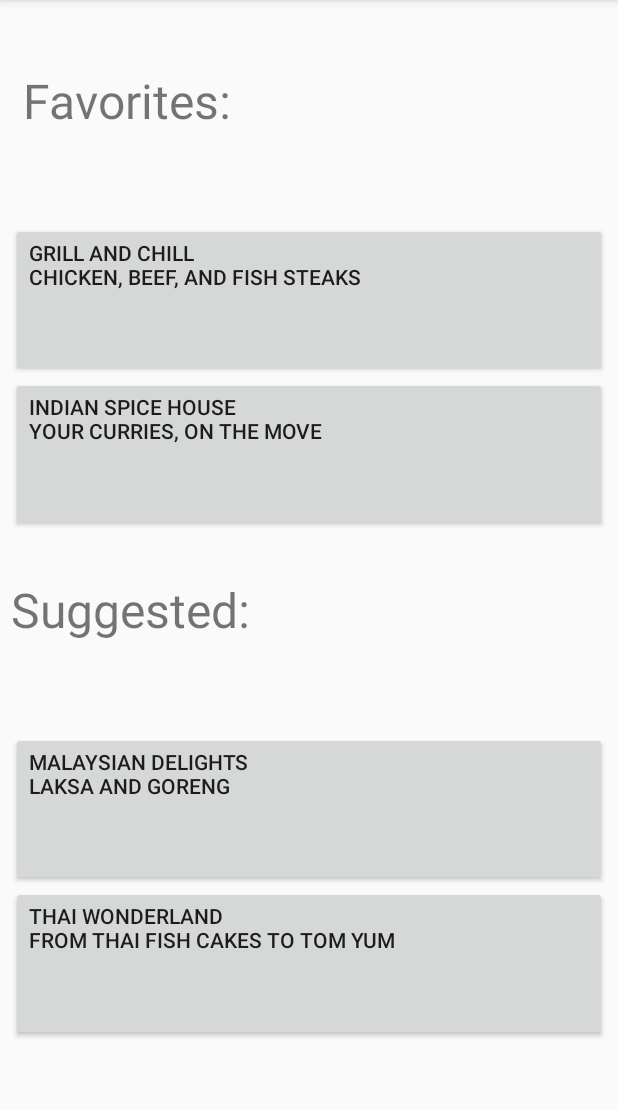
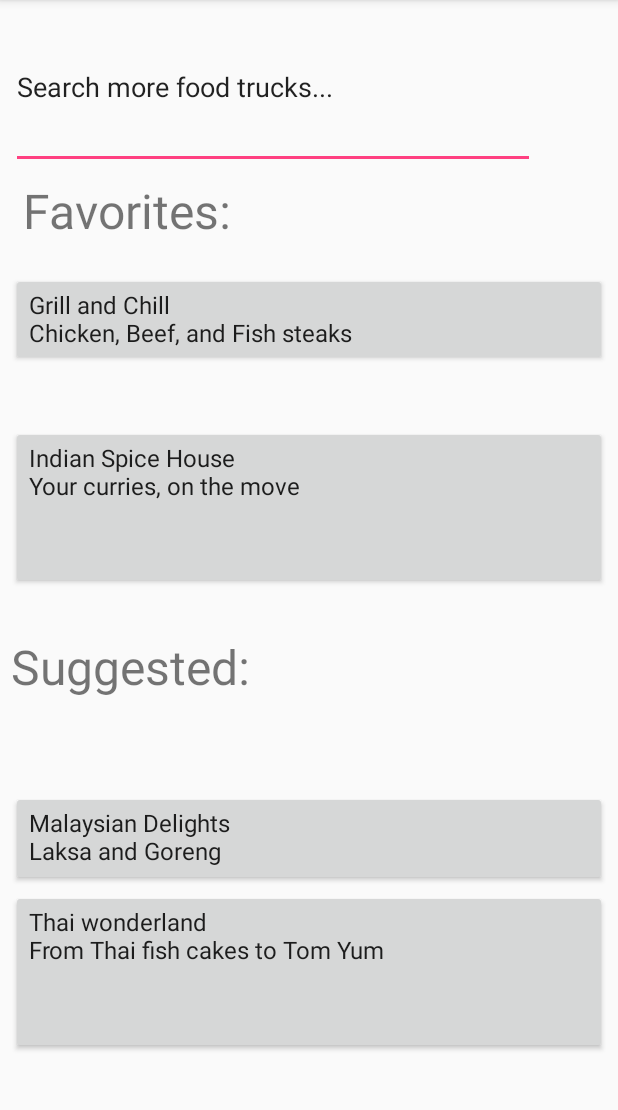
Before and after one commit to Complexia/FoodTrucker, an Android app: the screen it shows after launch (MainActivity), on a phone screen of 412 x 824 dp, the part 84-1194 px from its top. Run offline under Robolectric (Android 15) with nearby library versions, the phone set to English and light mode, and no system bars.

Commit message:
Second commit from RMIT 13/08

```diff
--- a/app/src/main/AndroidManifest.xml
+++ b/app/src/main/AndroidManifest.xml
@@ -16,6 +16,7 @@
                 <category android:name="android.intent.category.LAUNCHER" />
             </intent-filter>
         </activity>
+        <activity android:name=".Activity1"></activity>
     </application>
 
 </manifest>
--- /dev/null
+++ b/app/src/main/java/com/example/s3399752/foodtrucker/Activity1.java
@@ -0,0 +1,13 @@
+package com.example.s3399752.foodtrucker;
+
+import android.support.v7.app.AppCompatActivity;
+import android.os.Bundle;
+
+public class Activity1 extends AppCompatActivity {
+
+    @Override
+    protected void onCreate(Bundle savedInstanceState) {
+        super.onCreate(savedInstanceState);
+        setContentView(R.layout.activity_1);
+    }
+}
--- a/app/src/main/java/com/example/s3399752/foodtrucker/MainActivity.java
+++ b/app/src/main/java/com/example/s3399752/foodtrucker/MainActivity.java
@@ -1,7 +1,10 @@
 package com.example.s3399752.foodtrucker;
 
+import android.content.Intent;
 import android.support.v7.app.AppCompatActivity;
 import android.os.Bundle;
+import android.view.View;
+import android.widget.Button;
 
 public class MainActivity extends AppCompatActivity {
 
@@ -9,6 +12,14 @@ public class MainActivity extends AppCompatActivity {
     protected void onCreate(Bundle savedInstanceState) {
         super.onCreate(savedInstanceState);
         setContentView(R.layout.activity_main);
+
+        Button button1 = findViewById(R.id.button1);
+        button1.setOnClickListener(new View.OnClickListener() {
+            @Override
+            public void onClick(View view) {
+                startActivity(new Intent(MainActivity.this, Activity1.class));
+            }
+        });
     }
 }
 //http://izvornikod.com/Blog/tabid/82/EntryId/8/Creating-Android-button-with-image-and-text-using-relative-layout.aspx
--- /dev/null
+++ b/app/src/main/res/layout/activity_1.xml
@@ -0,0 +1,20 @@
+<?xml version="1.0" encoding="utf-8"?>
+<android.support.constraint.ConstraintLayout xmlns:android="http://schemas.android.com/apk/res/android"
+    xmlns:app="http://schemas.android.com/apk/res-auto"
+    xmlns:tools="http://schemas.android.com/tools"
+    android:layout_width="match_parent"
+    android:layout_height="match_parent"
+    tools:context=".Activity1">
+
+    <TextView
+        android:id="@+id/textView"
+        android:layout_width="wrap_content"
+        android:layout_height="wrap_content"
+        android:layout_marginTop="129dp"
+        android:text="Something good and interesting"
+        app:layout_constraintEnd_toEndOf="parent"
+        app:layout_constraintStart_toStartOf="parent"
+        app:layout_constraintTop_toTopOf="parent" />
+
+
+</android.support.constraint.ConstraintLayout>
--- a/app/src/main/res/layout/activity_main.xml
+++ b/app/src/main/res/layout/activity_main.xml
@@ -11,92 +11,116 @@
         android:id="@+id/favorites_text"
         android:layout_width="0dp"
         android:layout_height="0dp"
+        android:layout_marginBottom="56dp"
         android:layout_marginEnd="14dp"
         android:layout_marginLeft="15dp"
         android:layout_marginRight="14dp"
         android:layout_marginStart="15dp"
-        android:layout_marginTop="45dp"
         android:text="Favorites:"
         android:textSize="32dp"
-        app:layout_constraintBottom_toTopOf="@+id/button3"
+        app:layout_constraintBottom_toTopOf="@+id/button2"
         app:layout_constraintEnd_toEndOf="@+id/suggested_text"
         app:layout_constraintStart_toStartOf="parent"
-        app:layout_constraintTop_toTopOf="parent" />
+        app:layout_constraintTop_toBottomOf="@+id/editText" />
 
     <TextView
         android:id="@+id/suggested_text"
         android:layout_width="167dp"
         android:layout_height="0dp"
+        android:layout_marginBottom="61dp"
         android:text="Suggested:"
         android:textSize="32dp"
-        app:layout_constraintBottom_toTopOf="@+id/button2"
-        app:layout_constraintStart_toStartOf="@+id/button2"
-        app:layout_constraintTop_toBottomOf="@+id/button4" />
+        app:layout_constraintBottom_toTopOf="@+id/button4"
+        app:layout_constraintStart_toStartOf="@+id/button3"
+        app:layout_constraintTop_toBottomOf="@+id/button2" />
+
+    <Button
+        android:id="@+id/button2"
+        android:layout_width="0dp"
+        android:layout_height="0dp"
+
+        android:layout_marginBottom="30dp"
+        android:layout_marginEnd="7dp"
+        android:layout_marginLeft="7dp"
+        android:layout_marginRight="7dp"
+        android:layout_marginStart="7dp"
+        android:gravity="left"
+        android:text="Indian Spice House\nYour curries, on the move"
+        android:textAppearance="@style/TextAppearance.AppCompat.Light.SearchResult.Subtitle"
+        app:layout_constraintBottom_toTopOf="@+id/suggested_text"
+        app:layout_constraintEnd_toEndOf="parent"
+        app:layout_constraintStart_toStartOf="parent"
+        app:layout_constraintTop_toBottomOf="@+id/favorites_text" />
+
+    <Button
+        android:id="@+id/button3"
+        android:layout_width="0dp"
+        android:layout_height="63dp"
+
+        android:layout_marginBottom="61dp"
+        android:layout_marginEnd="7dp"
+        android:layout_marginLeft="7dp"
+        android:layout_marginRight="7dp"
+        android:layout_marginStart="7dp"
+        android:layout_marginTop="53dp"
+        android:gravity="left"
+        android:text="Malaysian Delights\nLaksa and Goreng"
+        android:textAppearance="@style/TextAppearance.AppCompat.Light.SearchResult.Subtitle"
+        app:layout_constraintBottom_toBottomOf="@+id/button4"
+        app:layout_constraintEnd_toEndOf="parent"
+        app:layout_constraintStart_toStartOf="parent"
+        app:layout_constraintTop_toTopOf="@+id/suggested_text" />
+
+    <Button
+        android:id="@+id/button1"
+        android:layout_width="0dp"
+        android:layout_height="62dp"
+
+        android:layout_marginBottom="102dp"
+        android:layout_marginEnd="7dp"
+        android:layout_marginLeft="7dp"
+        android:layout_marginRight="7dp"
+        android:layout_marginStart="7dp"
+        android:layout_marginTop="102dp"
+        android:gravity="left"
+        android:text="Grill and Chill\nChicken, Beef, and Fish steaks"
+        android:textAppearance="@style/TextAppearance.AppCompat.Light.SearchResult.Subtitle"
+        app:layout_constraintBottom_toTopOf="@+id/suggested_text"
+        app:layout_constraintEnd_toEndOf="parent"
+        app:layout_constraintStart_toStartOf="parent"
+        app:layout_constraintTop_toTopOf="@+id/editText" />
 
     <Button
         android:id="@+id/button4"
         android:layout_width="0dp"
         android:layout_height="0dp"
-        android:layout_marginBottom="30dp"
+
+        android:layout_marginBottom="65dp"
         android:layout_marginEnd="7dp"
-
-        android:layout_marginLeft="7dp"
-        android:layout_marginRight="7dp"
-        android:layout_marginStart="7dp"
-        android:gravity="left"
-        android:text="Indian Spice House\nYour curries, on the move"
-        app:layout_constraintBottom_toTopOf="@+id/suggested_text"
-        app:layout_constraintEnd_toEndOf="parent"
-        app:layout_constraintStart_toStartOf="parent"
-        app:layout_constraintTop_toBottomOf="@+id/button3" />
-
-    <Button
-        android:id="@+id/button2"
-        android:layout_width="0dp"
-        android:layout_height="0dp"
-        android:layout_marginEnd="7dp"
-        android:layout_marginLeft="7dp"
-
-        android:layout_marginRight="7dp"
-        android:layout_marginStart="7dp"
-        android:gravity="left"
-        android:text="Malaysian Delights\nLaksa and Goreng"
-        app:layout_constraintBottom_toTopOf="@+id/button"
-        app:layout_constraintEnd_toEndOf="parent"
-        app:layout_constraintStart_toStartOf="parent"
-        app:layout_constraintTop_toBottomOf="@+id/suggested_text" />
-
-    <Button
-        android:id="@+id/button3"
-        android:layout_width="0dp"
-        android:layout_height="0dp"
-        android:layout_marginEnd="7dp"
-        android:layout_marginLeft="7dp"
-
-        android:layout_marginRight="7dp"
-        android:layout_marginStart="7dp"
-        android:gravity="left"
-        android:text="Grill and Chill\nChicken, Beef, and Fish steaks"
-        app:layout_constraintBottom_toTopOf="@+id/button4"
-        app:layout_constraintEnd_toEndOf="parent"
-        app:layout_constraintStart_toStartOf="parent"
-        app:layout_constraintTop_toBottomOf="@+id/favorites_text" />
-
-    <Button
-        android:id="@+id/button"
-        android:layout_width="0dp"
-        android:layout_height="0dp"
-        android:layout_marginBottom="74dp"
-        android:layout_marginEnd="7dp"
-
         android:layout_marginLeft="7dp"
         android:layout_marginRight="7dp"
         android:layout_marginStart="7dp"
         android:gravity="left"
         android:text="Thai wonderland\nFrom Thai fish cakes to Tom Yum"
+        android:textAppearance="@style/TextAppearance.AppCompat.Light.SearchResult.Subtitle"
         app:layout_constraintBottom_toBottomOf="parent"
         app:layout_constraintEnd_toEndOf="parent"
         app:layout_constraintStart_toStartOf="parent"
-        app:layout_constraintTop_toBottomOf="@+id/button2" />
+        app:layout_constraintTop_toBottomOf="@+id/suggested_text" />
+
+    <EditText
+        android:id="@+id/editText"
+        android:layout_width="349dp"
+        android:layout_height="0dp"
+        android:layout_marginBottom="6dp"
+        android:layout_marginLeft="7dp"
+        android:layout_marginStart="7dp"
+        android:layout_marginTop="3dp"
+        android:ems="10"
+        android:inputType="textPersonName"
+        android:text="Search more food trucks..."
+        app:layout_constraintBottom_toTopOf="@+id/favorites_text"
+        app:layout_constraintStart_toStartOf="parent"
+        app:layout_constraintTop_toTopOf="parent" />
 
 </android.support.constraint.ConstraintLayout>
```
